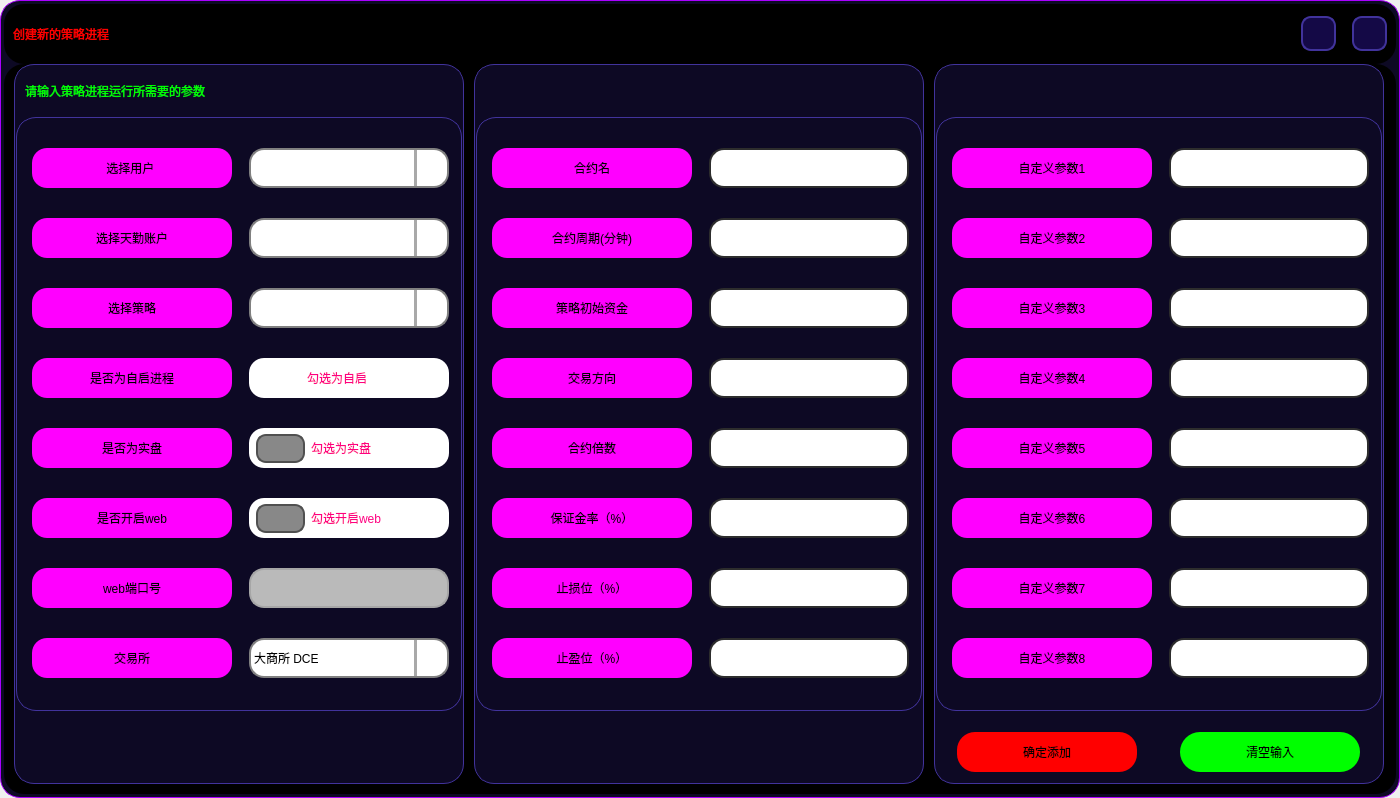
Before: the Qt Designer form UI/CreateNewProcess_dark.ui in shiyindebcd/ProcessTrader, drawn with Qt 5.
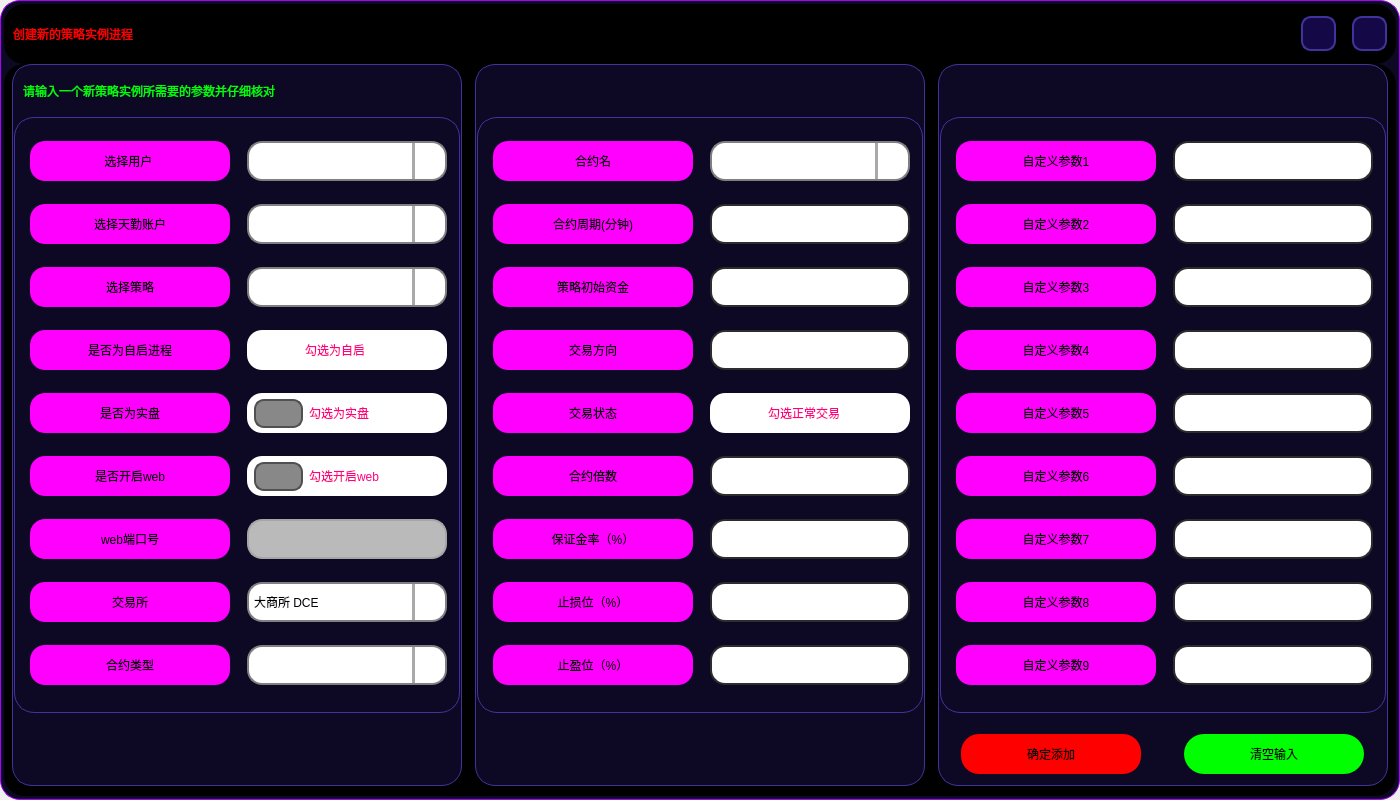
After: the same form once the commit is applied. Icons and pictures are not drawn.

Diff of the .ui file:
```diff
--- a/UI/CreateNewProcess_dark.ui
+++ b/UI/CreateNewProcess_dark.ui
@@ -7,7 +7,7 @@
     <x>0</x>
     <y>0</y>
     <width>1400</width>
-    <height>798</height>
+    <height>800</height>
    </rect>
   </property>
   <property name="windowTitle">
@@ -115,7 +115,7 @@
 border: none;</string>
            </property>
            <property name="text">
-            <string>创建新的策略进程</string>
+            <string>创建新的策略实例进程</string>
            </property>
           </widget>
          </item>
@@ -300,7 +300,7 @@
         </property>
         <layout class="QHBoxLayout" name="horizontalLayout">
          <property name="spacing">
-          <number>0</number>
+          <number>5</number>
          </property>
          <property name="leftMargin">
           <number>0</number>
@@ -393,12 +393,12 @@
                   </size>
                  </property>
                  <property name="styleSheet">
-                  <string notr="true">font: 700 16pt &quot;等线&quot;;
+                  <string notr="true">font: 700 14pt &quot;等线&quot;;
 color: rgb(0, 255, 0);
 border: none;</string>
                  </property>
                  <property name="text">
-                  <string>请输入策略进程运行所需要的参数</string>
+                  <string>请输入一个新策略实例所需要的参数并仔细核对</string>
                  </property>
                 </widget>
                </item>
@@ -827,6 +827,44 @@
                     </property>
                    </widget>
                   </item>
+                  <item>
+                   <widget class="QLabel" name="label_5">
+                    <property name="minimumSize">
+                     <size>
+                      <width>200</width>
+                      <height>40</height>
+                     </size>
+                    </property>
+                    <property name="maximumSize">
+                     <size>
+                      <width>200</width>
+                      <height>40</height>
+                     </size>
+                    </property>
+                    <property name="styleSheet">
+                     <string notr="true">QLabel {
+	font: 700 18pt &quot;等线&quot;;
+	background-color: rgb(255, 0, 255);
+	border-radius: 15px;
+}
+
+QLabel:hover{
+	border: 3px solid rgb(0, 255, 0);
+}
+QLabel:disabled{
+	color: rgb(0, 0, 0);
+	border-color: rgb(166, 166, 166);
+    background-color: rgb(186, 186, 186);
+}</string>
+                    </property>
+                    <property name="text">
+                     <string>合约类型</string>
+                    </property>
+                    <property name="alignment">
+                     <set>Qt::AlignCenter</set>
+                    </property>
+                   </widget>
+                  </item>
                  </layout>
                 </widget>
                </item>
@@ -894,7 +932,7 @@
 QComboBox {
     border: 2px solid gray;   /* 边框 */
     border-radius: 15px;   /* 圆角 */
-    padding: 1px 18px 1px 3px;   /* 字体填衬 */
+    padding: 1px 1px 1px 5px;   /* 字体填衬 */
     color: rgb(0, 0, 0);    
 	font: 700 14pt &quot;等线&quot;;    
 	background-color: rgb(255, 255, 255);
@@ -902,17 +940,28 @@
 
 /* 下拉后，整个下拉窗体样式 */
 QComboBox QAbstractItemView {
-    
-    border: 1px solid yellow;   /* 整个下拉窗体的边框 */
-    color: black;
-	border-radius: 3px;
-    background-color: rgb(225, 225, 225);   /* 整个下拉窗体的背景色 */
-    selection-background-color: lightgreen;   /* 整个下拉窗体被选中项的背景色 */
+    border: 1px solid rgb(65, 51, 156);   /* 整个下拉窗体的边框 */
+    color: rgb(200, 200, 200);
+	border-radius: 0px;
+    background-color: rgb(13, 9, 36);   /* 整个下拉窗体的背景色 */
+}
+QComboBox QAbstractItemView::item {
+	border:none;
+    height: 25px; 
+}
+QComboBox QAbstractItemView::item:hover{
+	border: none;	
+	color: rgb(255, 0, 0);
+	background-color: rgb(65, 49, 188);
+
+}
+QComboBox QAbstractItemView::item:selected{
+	border: none;
 }
 /* 下拉箭头样式 */
  QComboBox::down-arrow {
 	image: url(:/icon/icons/双下拉箭头.svg);
-	width: 30px; /* 下拉箭头的宽度（建议与下拉框drop-down的宽度一致） */ 
+	width: 20px; /* 下拉箭头的宽度（建议与下拉框drop-down的宽度一致） */ 
 	background: rgb(255, 255, 255); /* 下拉箭头的的背景色 */ 
 	padding: 0px 0px 0px 0px; /* 上内边距、右内边距、下内边距、左内边距 */
  } 
@@ -932,11 +981,59 @@
 QComboBox:hover {
 	border: 3px solid rgb(255, 85, 0);
 }
-QComboBox:disabled{
-	color: rgb(0, 0, 0);
-	border-color: rgb(166, 166, 166);
-    background-color: rgb(186, 186, 186);
-}</string>
+
+
+
+
+
+/*右边的滑动条*/
+ QScrollBar:vertical {
+	border: none;
+    background: transparent;
+    width: 8px;
+    margin: 17px 0 17px 0;
+	border-radius: 0px;
+ }
+ QScrollBar::handle:vertical {	
+	background:rgba(249, 83, 255, 170);
+    min-height: 30px;
+	border-radius: 0px
+ }
+/*
+滑块悬浮，按下*/
+QScrollBar::handle:hover:vertical,QScrollBar::handle:pressed:vertical{
+background:rgb(150, 0, 150);
+}
+ QScrollBar::add-line:vertical {
+     border: none;
+	background-color: transparent;
+     height: 15px;
+	border-bottom-left-radius: 0px;
+    border-bottom-right-radius: 0px;
+     subcontrol-position: bottom;
+     subcontrol-origin: margin;
+ }
+ QScrollBar::sub-line:vertical {
+	border: none;
+	background-color: transparent;
+     height: 15px;
+	border-top-left-radius: 0px;
+    border-top-right-radius: 0px;
+     subcontrol-position: top;
+     subcontrol-origin: margin;
+ }
+ QScrollBar::up-arrow:vertical, QScrollBar::down-arrow:vertical {
+     background: transparent;
+ }
+
+ QScrollBar::add-page:vertical, QScrollBar::sub-page:vertical {
+     background: transparent;
+ }
+QScrollBar::add-line:vertical:pressed, QScrollBar::sub-line:vertical:pressed
+{	
+	background-color: transparent;
+}
+</string>
                     </property>
                    </widget>
                   </item>
@@ -959,7 +1056,7 @@
 QComboBox {
     border: 2px solid gray;   /* 边框 */
     border-radius: 15px;   /* 圆角 */
-    padding: 1px 18px 1px 3px;   /* 字体填衬 */
+    padding: 1px 1px 1px 5px;   /* 字体填衬 */
     color: rgb(0, 0, 0);    
 	font: 700 14pt &quot;等线&quot;;    
 	background-color: rgb(255, 255, 255);
@@ -967,17 +1064,28 @@
 
 /* 下拉后，整个下拉窗体样式 */
 QComboBox QAbstractItemView {
-    
-    border: 1px solid yellow;   /* 整个下拉窗体的边框 */
-    color: black;
-	border-radius: 3px;
-    background-color: rgb(225, 225, 225);   /* 整个下拉窗体的背景色 */
-    selection-background-color: lightgreen;   /* 整个下拉窗体被选中项的背景色 */
+    border: 1px solid rgb(65, 51, 156);   /* 整个下拉窗体的边框 */
+    color: rgb(200, 200, 200);
+	border-radius: 0px;
+    background-color: rgb(13, 9, 36);   /* 整个下拉窗体的背景色 */
+}
+QComboBox QAbstractItemView::item {
+	border:none;
+    height: 25px; 
+}
+QComboBox QAbstractItemView::item:hover{
+	border: none;	
+	color: rgb(255, 0, 0);
+	background-color: rgb(65, 49, 188);
+
+}
+QComboBox QAbstractItemView::item:selected{
+	border: none;
 }
 /* 下拉箭头样式 */
  QComboBox::down-arrow {
 	image: url(:/icon/icons/双下拉箭头.svg);
-	width: 30px; /* 下拉箭头的宽度（建议与下拉框drop-down的宽度一致） */ 
+	width: 20px; /* 下拉箭头的宽度（建议与下拉框drop-down的宽度一致） */ 
 	background: rgb(255, 255, 255); /* 下拉箭头的的背景色 */ 
 	padding: 0px 0px 0px 0px; /* 上内边距、右内边距、下内边距、左内边距 */
  } 
@@ -997,11 +1105,59 @@
 QComboBox:hover {
 	border: 3px solid rgb(255, 85, 0);
 }
-QComboBox:disabled{
-	color: rgb(0, 0, 0);
-	border-color: rgb(166, 166, 166);
-    background-color: rgb(186, 186, 186);
-}</string>
+
+
+
+
+
+/*右边的滑动条*/
+ QScrollBar:vertical {
+	border: none;
+    background: transparent;
+    width: 8px;
+    margin: 17px 0 17px 0;
+	border-radius: 0px;
+ }
+ QScrollBar::handle:vertical {	
+	background:rgba(249, 83, 255, 170);
+    min-height: 30px;
+	border-radius: 0px
+ }
+/*
+滑块悬浮，按下*/
+QScrollBar::handle:hover:vertical,QScrollBar::handle:pressed:vertical{
+background:rgb(150, 0, 150);
+}
+ QScrollBar::add-line:vertical {
+     border: none;
+	background-color: transparent;
+     height: 15px;
+	border-bottom-left-radius: 0px;
+    border-bottom-right-radius: 0px;
+     subcontrol-position: bottom;
+     subcontrol-origin: margin;
+ }
+ QScrollBar::sub-line:vertical {
+	border: none;
+	background-color: transparent;
+     height: 15px;
+	border-top-left-radius: 0px;
+    border-top-right-radius: 0px;
+     subcontrol-position: top;
+     subcontrol-origin: margin;
+ }
+ QScrollBar::up-arrow:vertical, QScrollBar::down-arrow:vertical {
+     background: transparent;
+ }
+
+ QScrollBar::add-page:vertical, QScrollBar::sub-page:vertical {
+     background: transparent;
+ }
+QScrollBar::add-line:vertical:pressed, QScrollBar::sub-line:vertical:pressed
+{	
+	background-color: transparent;
+}
+</string>
                     </property>
                    </widget>
                   </item>
@@ -1024,7 +1180,7 @@
 QComboBox {
     border: 2px solid gray;   /* 边框 */
     border-radius: 15px;   /* 圆角 */
-    padding: 1px 18px 1px 3px;   /* 字体填衬 */
+    padding: 1px 1px 1px 5px;   /* 字体填衬 */
     color: rgb(0, 0, 0);    
 	font: 700 14pt &quot;等线&quot;;    
 	background-color: rgb(255, 255, 255);
@@ -1032,17 +1188,28 @@
 
 /* 下拉后，整个下拉窗体样式 */
 QComboBox QAbstractItemView {
-    
-    border: 1px solid yellow;   /* 整个下拉窗体的边框 */
-    color: black;
-	border-radius: 3px;
-    background-color: rgb(225, 225, 225);   /* 整个下拉窗体的背景色 */
-    selection-background-color: lightgreen;   /* 整个下拉窗体被选中项的背景色 */
+    border: 1px solid rgb(65, 51, 156);   /* 整个下拉窗体的边框 */
+    color: rgb(200, 200, 200);
+	border-radius: 0px;
+    background-color: rgb(13, 9, 36);   /* 整个下拉窗体的背景色 */
+}
+QComboBox QAbstractItemView::item {
+	border:none;
+    height: 25px; 
+}
+QComboBox QAbstractItemView::item:hover{
+	border: none;	
+	color: rgb(255, 0, 0);
+	background-color: rgb(65, 49, 188);
+
+}
+QComboBox QAbstractItemView::item:selected{
+	border: none;
 }
 /* 下拉箭头样式 */
  QComboBox::down-arrow {
 	image: url(:/icon/icons/双下拉箭头.svg);
-	width: 30px; /* 下拉箭头的宽度（建议与下拉框drop-down的宽度一致） */ 
+	width: 20px; /* 下拉箭头的宽度（建议与下拉框drop-down的宽度一致） */ 
 	background: rgb(255, 255, 255); /* 下拉箭头的的背景色 */ 
 	padding: 0px 0px 0px 0px; /* 上内边距、右内边距、下内边距、左内边距 */
  } 
@@ -1062,11 +1229,59 @@
 QComboBox:hover {
 	border: 3px solid rgb(255, 85, 0);
 }
-QComboBox:disabled{
-	color: rgb(0, 0, 0);
-	border-color: rgb(166, 166, 166);
-    background-color: rgb(186, 186, 186);
-}</string>
+
+
+
+
+
+/*右边的滑动条*/
+ QScrollBar:vertical {
+	border: none;
+    background: transparent;
+    width: 8px;
+    margin: 17px 0 17px 0;
+	border-radius: 0px;
+ }
+ QScrollBar::handle:vertical {	
+	background:rgba(249, 83, 255, 170);
+    min-height: 30px;
+	border-radius: 0px
+ }
+/*
+滑块悬浮，按下*/
+QScrollBar::handle:hover:vertical,QScrollBar::handle:pressed:vertical{
+background:rgb(150, 0, 150);
+}
+ QScrollBar::add-line:vertical {
+     border: none;
+	background-color: transparent;
+     height: 15px;
+	border-bottom-left-radius: 0px;
+    border-bottom-right-radius: 0px;
+     subcontrol-position: bottom;
+     subcontrol-origin: margin;
+ }
+ QScrollBar::sub-line:vertical {
+	border: none;
+	background-color: transparent;
+     height: 15px;
+	border-top-left-radius: 0px;
+    border-top-right-radius: 0px;
+     subcontrol-position: top;
+     subcontrol-origin: margin;
+ }
+ QScrollBar::up-arrow:vertical, QScrollBar::down-arrow:vertical {
+     background: transparent;
+ }
+
+ QScrollBar::add-page:vertical, QScrollBar::sub-page:vertical {
+     background: transparent;
+ }
+QScrollBar::add-line:vertical:pressed, QScrollBar::sub-line:vertical:pressed
+{	
+	background-color: transparent;
+}
+</string>
                     </property>
                    </widget>
                   </item>
@@ -1289,7 +1504,7 @@
 QComboBox {
     border: 2px solid gray;   /* 边框 */
     border-radius: 15px;   /* 圆角 */
-    padding: 1px 18px 1px 3px;   /* 字体填衬 */
+    padding: 1px 1px 1px 5px;   /* 字体填衬 */
     color: rgb(0, 0, 0);    
 	font: 700 14pt &quot;等线&quot;;    
 	background-color: rgb(255, 255, 255);
@@ -1297,17 +1512,28 @@
 
 /* 下拉后，整个下拉窗体样式 */
 QComboBox QAbstractItemView {
-    
-    border: 1px solid yellow;   /* 整个下拉窗体的边框 */
-    color: black;
-	border-radius: 3px;
-    background-color: rgb(225, 225, 225);   /* 整个下拉窗体的背景色 */
-    selection-background-color: lightgreen;   /* 整个下拉窗体被选中项的背景色 */
+    border: 1px solid rgb(65, 51, 156);   /* 整个下拉窗体的边框 */
+    color: rgb(200, 200, 200);
+	border-radius: 0px;
+    background-color: rgb(13, 9, 36);   /* 整个下拉窗体的背景色 */
+}
+QComboBox QAbstractItemView::item {
+	border:none;
+    height: 35px; 
+}
+QComboBox QAbstractItemView::item:hover{
+	border: none;	
+	color: rgb(255, 0, 0);
+	background-color: rgb(65, 49, 188);
+
+}
+QComboBox QAbstractItemView::item:selected{
+	border: none;
 }
 /* 下拉箭头样式 */
  QComboBox::down-arrow {
 	image: url(:/icon/icons/双下拉箭头.svg);
-	width: 30px; /* 下拉箭头的宽度（建议与下拉框drop-down的宽度一致） */ 
+	width: 20px; /* 下拉箭头的宽度（建议与下拉框drop-down的宽度一致） */ 
 	background: rgb(255, 255, 255); /* 下拉箭头的的背景色 */ 
 	padding: 0px 0px 0px 0px; /* 上内边距、右内边距、下内边距、左内边距 */
  } 
@@ -1327,11 +1553,59 @@
 QComboBox:hover {
 	border: 3px solid rgb(255, 85, 0);
 }
-QComboBox:disabled{
-	color: rgb(0, 0, 0);
-	border-color: rgb(166, 166, 166);
-    background-color: rgb(186, 186, 186);
-}</string>
+
+
+
+
+
+/*右边的滑动条*/
+ QScrollBar:vertical {
+	border: none;
+    background: transparent;
+    width: 8px;
+    margin: 17px 0 17px 0;
+	border-radius: 0px;
+ }
+ QScrollBar::handle:vertical {	
+	background:rgba(249, 83, 255, 170);
+    min-height: 30px;
+	border-radius: 0px
+ }
+/*
+滑块悬浮，按下*/
+QScrollBar::handle:hover:vertical,QScrollBar::handle:pressed:vertical{
+background:rgb(150, 0, 150);
+}
+ QScrollBar::add-line:vertical {
+     border: none;
+	background-color: transparent;
+     height: 15px;
+	border-bottom-left-radius: 0px;
+    border-bottom-right-radius: 0px;
+     subcontrol-position: bottom;
+     subcontrol-origin: margin;
+ }
+ QScrollBar::sub-line:vertical {
+	border: none;
+	background-color: transparent;
+     height: 15px;
+	border-top-left-radius: 0px;
+    border-top-right-radius: 0px;
+     subcontrol-position: top;
+     subcontrol-origin: margin;
+ }
+ QScrollBar::up-arrow:vertical, QScrollBar::down-arrow:vertical {
+     background: transparent;
+ }
+
+ QScrollBar::add-page:vertical, QScrollBar::sub-page:vertical {
+     background: transparent;
+ }
+QScrollBar::add-line:vertical:pressed, QScrollBar::sub-line:vertical:pressed
+{	
+	background-color: transparent;
+}
+</string>
                     </property>
                     <property name="frame">
                      <bool>true</bool>
@@ -1366,6 +1640,158 @@
                     </item>
                    </widget>
                   </item>
+                  <item>
+                   <widget class="QComboBox" name="comboBox_contract_type">
+                    <property name="minimumSize">
+                     <size>
+                      <width>200</width>
+                      <height>40</height>
+                     </size>
+                    </property>
+                    <property name="maximumSize">
+                     <size>
+                      <width>200</width>
+                      <height>40</height>
+                     </size>
+                    </property>
+                    <property name="styleSheet">
+                     <string notr="true">/* 未下拉时，QComboBox的样式 */
+QComboBox {
+    border: 2px solid gray;   /* 边框 */
+    border-radius: 15px;   /* 圆角 */
+    padding: 1px 1px 1px 5px;   /* 字体填衬 */
+    color: rgb(0, 0, 0);    
+	font: 700 14pt &quot;等线&quot;;    
+	background-color: rgb(255, 255, 255);
+}
+
+/* 下拉后，整个下拉窗体样式 */
+QComboBox QAbstractItemView {
+    border: 1px solid rgb(65, 51, 156);   /* 整个下拉窗体的边框 */
+    color: rgb(200, 200, 200);
+	border-radius: 0px;
+    background-color: rgb(13, 9, 36);   /* 整个下拉窗体的背景色 */
+}
+QComboBox QAbstractItemView::item {
+	border:none;
+    height: 35px; 
+}
+QComboBox QAbstractItemView::item:hover{
+	border: none;	
+	color: rgb(255, 0, 0);
+	background-color: rgb(65, 49, 188);
+
+}
+QComboBox QAbstractItemView::item:selected{
+	border: none;
+}
+/* 下拉箭头样式 */
+ QComboBox::down-arrow {
+	image: url(:/icon/icons/双下拉箭头.svg);
+	width: 20px; /* 下拉箭头的宽度（建议与下拉框drop-down的宽度一致） */ 
+	background: rgb(255, 255, 255); /* 下拉箭头的的背景色 */ 
+	padding: 0px 0px 0px 0px; /* 上内边距、右内边距、下内边距、左内边距 */
+ } 
+
+/* 下拉框样式 */
+QComboBox::drop-down {
+   /* subcontrol-origin: padding;   /* 子控件在父元素中的原点矩形。如果未指定此属性，则默认为padding。 */
+   /* subcontrol-position: top right;   /* 下拉框的位置（右上） */
+    width: 30px;   /* 下拉框的宽度 */
+
+    border-left-width: 3px;   /* 下拉框的左边界线宽度 */
+    border-left-color: darkgray;   /* 下拉框的左边界线颜色 */
+    border-left-style: solid;   /* 下拉框的左边界线为实线 */
+    border-top-right-radius: 10px;   /* 下拉框的右上边界线的圆角半径（应和整个QComboBox右上边界线的圆角半径一致） */
+    border-bottom-right-radius: 10px;   /* 同上 */
+}
+QComboBox:hover {
+	border: 3px solid rgb(255, 85, 0);
+}
+
+
+
+
+
+/*右边的滑动条*/
+ QScrollBar:vertical {
+	border: none;
+    background: transparent;
+    width: 8px;
+    margin: 17px 0 17px 0;
+	border-radius: 0px;
+ }
+ QScrollBar::handle:vertical {	
+	background:rgba(249, 83, 255, 170);
+    min-height: 30px;
+	border-radius: 0px
+ }
+/*
+滑块悬浮，按下*/
+QScrollBar::handle:hover:vertical,QScrollBar::handle:pressed:vertical{
+background:rgb(150, 0, 150);
+}
+ QScrollBar::add-line:vertical {
+     border: none;
+	background-color: transparent;
+     height: 15px;
+	border-bottom-left-radius: 0px;
+    border-bottom-right-radius: 0px;
+     subcontrol-position: bottom;
+     subcontrol-origin: margin;
+ }
+ QScrollBar::sub-line:vertical {
+	border: none;
+	background-color: transparent;
+     height: 15px;
+	border-top-left-radius: 0px;
+    border-top-right-radius: 0px;
+     subcontrol-position: top;
+     subcontrol-origin: margin;
+ }
+ QScrollBar::up-arrow:vertical, QScrollBar::down-arrow:vertical {
+     background: transparent;
+ }
+
+ QScrollBar::add-page:vertical, QScrollBar::sub-page:vertical {
+     background: transparent;
+ }
+QScrollBar::add-line:vertical:pressed, QScrollBar::sub-line:vertical:pressed
+{	
+	background-color: transparent;
+}
+</string>
+                    </property>
+                    <property name="currentIndex">
+                     <number>-1</number>
+                    </property>
+                    <item>
+                     <property name="text">
+                      <string>主力合约 Main</string>
+                     </property>
+                    </item>
+                    <item>
+                     <property name="text">
+                      <string>所有合约 Future</string>
+                     </property>
+                    </item>
+                    <item>
+                     <property name="text">
+                      <string>主力连续 Cont</string>
+                     </property>
+                    </item>
+                    <item>
+                     <property name="text">
+                      <string>合约指数 Index</string>
+                     </property>
+                    </item>
+                    <item>
+                     <property name="text">
+                      <string>期权合约 Option</string>
+                     </property>
+                    </item>
+                   </widget>
+                  </item>
                  </layout>
                 </widget>
                </item>
@@ -1593,9 +2019,6 @@
                     <property name="alignment">
                      <set>Qt::AlignCenter</set>
                     </property>
-                    <property name="buddy">
-                     <cstring>symbol</cstring>
-                    </property>
                    </widget>
                   </item>
                   <item>
@@ -1721,6 +2144,44 @@
                     </property>
                    </widget>
                   </item>
+                  <item>
+                   <widget class="QLabel" name="label_trading_status">
+                    <property name="minimumSize">
+                     <size>
+                      <width>200</width>
+                      <height>40</height>
+                     </size>
+                    </property>
+                    <property name="maximumSize">
+                     <size>
+                      <width>200</width>
+                      <height>40</height>
+                     </size>
+                    </property>
+                    <property name="styleSheet">
+                     <string notr="true">QLabel {
+	font: 700 18pt &quot;等线&quot;;
+	background-color: rgb(255, 0, 255);
+	border-radius: 15px;
+}
+
+QLabel:hover{
+	border: 3px solid rgb(0, 255, 0);
+}
+QLabel:disabled{
+	color: rgb(0, 0, 0);
+	border-color: rgb(166, 166, 166);
+    background-color: rgb(186, 186, 186);
+}</string>
+                    </property>
+                    <property name="text">
+                     <string>交易状态</string>
+                    </property>
+                    <property name="alignment">
+                     <set>Qt::AlignCenter</set>
+                    </property>
+                   </widget>
+                  </item>
                   <item>
                    <widget class="QLabel" name="label_contract_multiples">
                     <property name="minimumSize">
@@ -1934,7 +2395,7 @@
                    <number>0</number>
                   </property>
                   <item>
-                   <widget class="QLineEdit" name="symbol">
+                   <widget class="QComboBox" name="comboBox_symbol">
                     <property name="minimumSize">
                      <size>
                       <width>200</width>
@@ -1948,26 +2409,121 @@
                      </size>
                     </property>
                     <property name="styleSheet">
-                     <string notr="true">QLineEdit {
-	border: 2px solid rgb(45, 45, 45);
-	border-radius: 15px;
-	padding: 5px;
-	background-color: rgb(255, 255, 255);	
-	color: rgb(0, 0, 0);
-	font: 700 18pt &quot;等线&quot;;
+                     <string notr="true">/* 未下拉时，QComboBox的样式 */
+QComboBox {
+    border: 2px solid gray;   /* 边框 */
+    border-radius: 15px;   /* 圆角 */
+    padding: 1px 1px 1px 5px;   /* 字体填衬 */
+    color: rgb(0, 0, 0);    
+	font: 700 14pt &quot;等线&quot;;    
+	background-color: rgb(255, 255, 255);
 }
-QLineEdit:hover {
-	border: 3px solid rgb(255, 85, 0);
+
+/* 下拉后，整个下拉窗体样式 */
+QComboBox QAbstractItemView {
+    border: 1px solid rgb(65, 51, 156);   /* 整个下拉窗体的边框 */
+    color: rgb(200, 200, 200);
+	border-radius: 0px;
+    background-color: rgb(13, 9, 36);   /* 整个下拉窗体的背景色 */
 }
-QLineEdit:focus {
-	border: 3px solid rgb(255, 85, 0);
+QComboBox QAbstractItemView::item {
+	border:none;
+    height: 35px; 
+}
+QComboBox QAbstractItemView::item:hover{
+	border: none;	
 	color: rgb(255, 0, 0);
+	background-color: rgb(65, 49, 188);
+
 }
-QLineEdit:disabled{
-	color: rgb(0, 0, 0);
-	border-color: rgb(166, 166, 166);
-    background-color: rgb(186, 186, 186);
-}</string>
+QComboBox QAbstractItemView::item:selected{
+	border: none;
+}
+/* 下拉箭头样式 */
+ QComboBox::down-arrow {
+	image: url(:/icon/icons/双下拉箭头.svg);
+	width: 20px; /* 下拉箭头的宽度（建议与下拉框drop-down的宽度一致） */ 
+	background: rgb(255, 255, 255); /* 下拉箭头的的背景色 */ 
+	padding: 0px 0px 0px 0px; /* 上内边距、右内边距、下内边距、左内边距 */
+ } 
+
+/* 下拉框样式 */
+QComboBox::drop-down {
+   /* subcontrol-origin: padding;   /* 子控件在父元素中的原点矩形。如果未指定此属性，则默认为padding。 */
+   /* subcontrol-position: top right;   /* 下拉框的位置（右上） */
+    width: 30px;   /* 下拉框的宽度 */
+
+    border-left-width: 3px;   /* 下拉框的左边界线宽度 */
+    border-left-color: darkgray;   /* 下拉框的左边界线颜色 */
+    border-left-style: solid;   /* 下拉框的左边界线为实线 */
+    border-top-right-radius: 10px;   /* 下拉框的右上边界线的圆角半径（应和整个QComboBox右上边界线的圆角半径一致） */
+    border-bottom-right-radius: 10px;   /* 同上 */
+}
+QComboBox:hover {
+	border: 3px solid rgb(255, 85, 0);
+}
+
+
+
+
+
+/*右边的滑动条*/
+ QScrollBar:vertical {
+	border: none;
+    background: transparent;
+    width: 8px;
+    margin: 17px 0 17px 0;
+	border-radius: 0px;
+ }
+ QScrollBar::handle:vertical {	
+	background:rgba(249, 83, 255, 170);
+    min-height: 30px;
+	border-radius: 0px
+ }
+/*
+滑块悬浮，按下*/
+QScrollBar::handle:hover:vertical,QScrollBar::handle:pressed:vertical{
+background:rgb(150, 0, 150);
+}
+ QScrollBar::add-line:vertical {
+     border: none;
+	background-color: transparent;
+     height: 15px;
+	border-bottom-left-radius: 0px;
+    border-bottom-right-radius: 0px;
+     subcontrol-position: bottom;
+     subcontrol-origin: margin;
+ }
+ QScrollBar::sub-line:vertical {
+	border: none;
+	background-color: transparent;
+     height: 15px;
+	border-top-left-radius: 0px;
+    border-top-right-radius: 0px;
+     subcontrol-position: top;
+     subcontrol-origin: margin;
+ }
+ QScrollBar::up-arrow:vertical, QScrollBar::down-arrow:vertical {
+     background: transparent;
+ }
+
+ QScrollBar::add-page:vertical, QScrollBar::sub-page:vertical {
+     background: transparent;
+ }
+QScrollBar::add-line:vertical:pressed, QScrollBar::sub-line:vertical:pressed
+{	
+	background-color: transparent;
+}
+</string>
+                    </property>
+                    <property name="editable">
+                     <bool>true</bool>
+                    </property>
+                    <property name="currentIndex">
+                     <number>-1</number>
+                    </property>
+                    <property name="maxVisibleItems">
+                     <number>20</number>
                     </property>
                    </widget>
                   </item>
@@ -2085,6 +2641,60 @@
                     </property>
                    </widget>
                   </item>
+                  <item>
+                   <widget class="QCheckBox" name="checkBox_trading_status">
+                    <property name="minimumSize">
+                     <size>
+                      <width>200</width>
+                      <height>40</height>
+                     </size>
+                    </property>
+                    <property name="maximumSize">
+                     <size>
+                      <width>200</width>
+                      <height>40</height>
+                     </size>
+                    </property>
+                    <property name="styleSheet">
+                     <string notr="true">QCheckBox{	
+	color: rgb(255, 0, 127);
+	background-color: rgb(255, 255, 255);
+	font: 700 14pt &quot;等线&quot;;
+	border-radius: 15px;
+	padding:3px 3px 3px 7px;
+}
+QCheckBox:hover {
+	border: 3px solid rgb(255, 85, 0);
+}
+QCheckBox::indicator {
+    width: 45px;
+    height: 25px;
+    border-radius:10px;
+}
+ 
+QCheckBox::indicator:checked {
+    background-color:rgb(0, 200, 0);
+    border: 3px solid rgb(255, 0, 0);
+	image: url(:/icon/icons/勾选.svg);
+ }
+QCheckBox::indicator:unchecked {
+    background-color:rgb(136, 136, 136);
+    border:2px solid rgb(80, 80, 80);
+}
+QCheckBox:disabled{
+	color: rgb(0, 0, 0);
+	border-color: rgb(166, 166, 166);
+    background-color: rgb(186, 186, 186);
+}</string>
+                    </property>
+                    <property name="text">
+                     <string>勾选正常交易</string>
+                    </property>
+                    <property name="checked">
+                     <bool>true</bool>
+                    </property>
+                   </widget>
+                  </item>
                   <item>
                    <widget class="QLineEdit" name="contract_multiples">
                     <property name="minimumSize">
@@ -2487,9 +3097,6 @@
                     <property name="alignment">
                      <set>Qt::AlignCenter</set>
                     </property>
-                    <property name="buddy">
-                     <cstring>symbol</cstring>
-                    </property>
                    </widget>
                   </item>
                   <item>
@@ -2779,6 +3386,44 @@
                     </property>
                    </widget>
                   </item>
+                  <item>
+                   <widget class="QLabel" name="label_Customized_parameters9">
+                    <property name="minimumSize">
+                     <size>
+                      <width>200</width>
+                      <height>40</height>
+                     </size>
+                    </property>
+                    <property name="maximumSize">
+                     <size>
+                      <width>200</width>
+                      <height>40</height>
+                     </size>
+                    </property>
+                    <property name="styleSheet">
+                     <string notr="true">QLabel {
+	font: 700 18pt &quot;等线&quot;;
+	background-color: rgb(255, 0, 255);
+	border-radius: 15px;
+}
+
+QLabel:hover{
+	border: 3px solid rgb(0, 255, 0);
+}
+QLabel:disabled{
+	color: rgb(0, 0, 0);
+	border-color: rgb(166, 166, 166);
+    background-color: rgb(186, 186, 186);
+}</string>
+                    </property>
+                    <property name="text">
+                     <string>自定义参数9</string>
+                    </property>
+                    <property name="alignment">
+                     <set>Qt::AlignCenter</set>
+                    </property>
+                   </widget>
+                  </item>
                  </layout>
                 </widget>
                </item>
@@ -3137,6 +3782,44 @@
                     </property>
                    </widget>
                   </item>
+                  <item>
+                   <widget class="QLineEdit" name="Customized_parameters9">
+                    <property name="minimumSize">
+                     <size>
+                      <width>200</width>
+                      <height>40</height>
+                     </size>
+                    </property>
+                    <property name="maximumSize">
+                     <size>
+                      <width>200</width>
+                      <height>40</height>
+                     </size>
+                    </property>
+                    <property name="styleSheet">
+                     <string notr="true">QLineEdit {
+	border: 2px solid rgb(45, 45, 45);
+	border-radius: 15px;
+	padding: 5px;
+	background-color: rgb(255, 255, 255);	
+	color: rgb(0, 0, 0);
+	font: 700 18pt &quot;等线&quot;;
+}
+QLineEdit:hover {
+	border: 3px solid rgb(255, 85, 0);
+}
+QLineEdit:focus {
+	border: 3px solid rgb(255, 85, 0);
+	color: rgb(255, 0, 0);
+}
+QLineEdit:disabled{
+	color: rgb(0, 0, 0);
+	border-color: rgb(166, 166, 166);
+    background-color: rgb(186, 186, 186);
+}</string>
+                    </property>
+                   </widget>
+                  </item>
                  </layout>
                 </widget>
                </item>
```
Left out of the diff: 1 changed line with no effect on the pictures.
